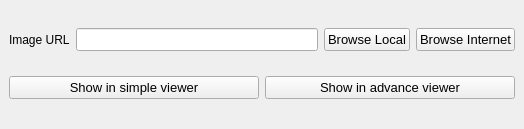
Old version of the form src/window/MainWindow.ui in the repository kelvinchin12070811/PopupReferencer.
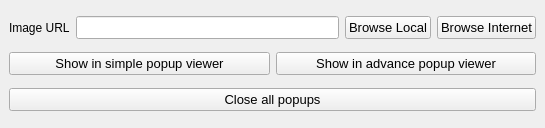
New version of the form.

Commit message: Main controller are now able to close all popups

The edit to the form file:
```diff
--- a/src/window/MainWindow.ui
+++ b/src/window/MainWindow.ui
@@ -6,8 +6,8 @@
    <rect>
     <x>0</x>
     <y>0</y>
-    <width>524</width>
-    <height>129</height>
+    <width>545</width>
+    <height>128</height>
    </rect>
   </property>
   <property name="font">
@@ -60,19 +60,26 @@
       <item>
        <widget class="QPushButton" name="showInPopupBtn">
         <property name="text">
-         <string>Show in simple viewer</string>
+         <string>Show in simple popup viewer</string>
         </property>
        </widget>
       </item>
       <item>
        <widget class="QPushButton" name="showInAdvancePopup">
         <property name="text">
-         <string>Show in advance viewer</string>
+         <string>Show in advance popup viewer</string>
         </property>
        </widget>
       </item>
      </layout>
     </item>
+    <item>
+     <widget class="QPushButton" name="closeAllPopupsBtn">
+      <property name="text">
+       <string>Close all popups</string>
+      </property>
+     </widget>
+    </item>
    </layout>
   </widget>
  </widget>
```
The commit also changes 4 other files.
